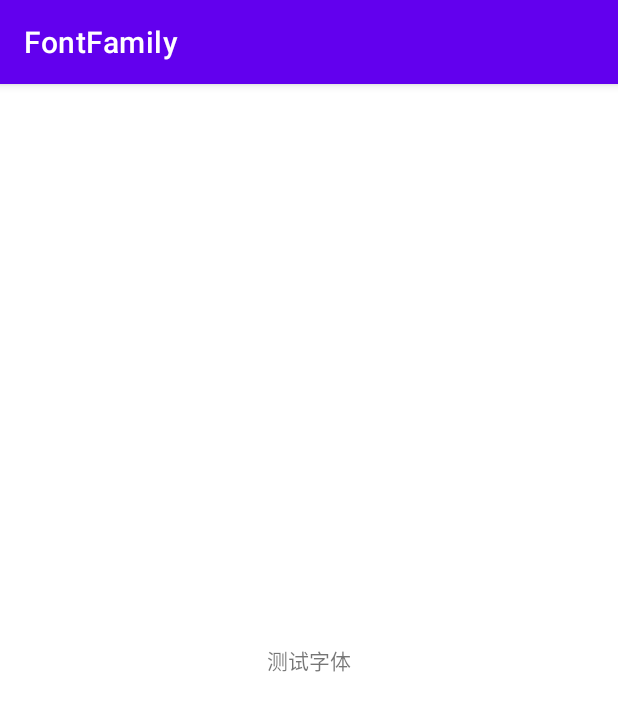
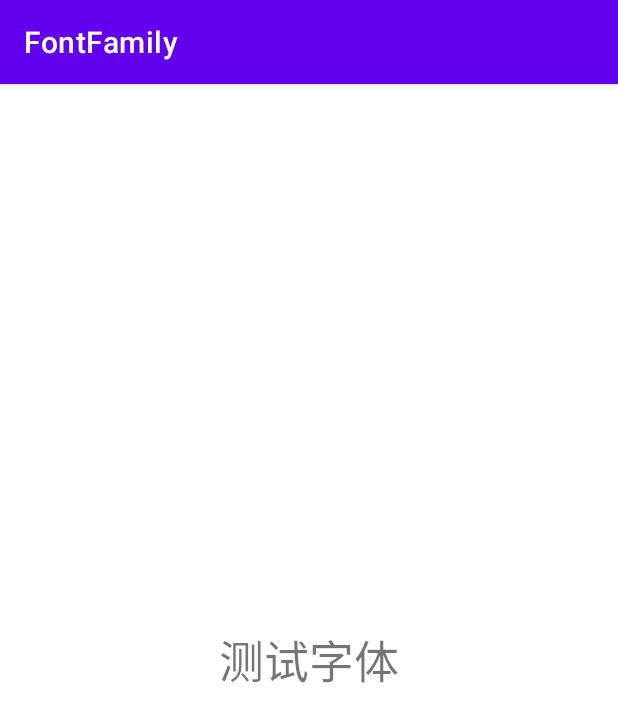
Before and after one commit to xpAndDeveloper/FontFamily, an Android app: the screen it shows after launch (MainActivity), on a phone screen of 412 x 824 dp. Shown: the top 722 px of the screen. Run offline under Robolectric (Android 15) with nearby library versions, the phone set to English and light mode, and no system bars.

Commit message:
feat:动态设置问题解决

```diff
--- a/FontFamilyLib/src/main/java/com/css/fontfamilylib/FontFamilyUtils.kt
+++ b/FontFamilyLib/src/main/java/com/css/fontfamilylib/FontFamilyUtils.kt
@@ -3,7 +3,7 @@ package com.css.fontfamilylib
 import android.content.res.AssetManager
 import android.graphics.Typeface
 import android.widget.TextView
-import androidx.core.content.ContextCompat
+import androidx.core.content.res.ResourcesCompat
 import com.css.fontfamily.R
 
 /**
@@ -22,10 +22,11 @@ enum class FontType{
  */
 fun TextView.setFontFamily(fontType:FontType){
     try {
+        val mgr: AssetManager = this.context.assets
         val tf = when(fontType){
-            FontType.Light -> Typeface.defaultFromStyle(R.style.BaseTextViewStyle_Light)
-            FontType.Medium ->Typeface.defaultFromStyle(R.style.BaseTextViewStyle_Medium)
-            FontType.Regula ->Typeface.defaultFromStyle(R.style.BaseTextViewStyle_Regula)
+            FontType.Light -> ResourcesCompat.getFont(this.context, R.font.md_font_family_light)
+            FontType.Medium -> ResourcesCompat.getFont(this.context, R.font.md_font_family_medium)
+            FontType.Regula -> ResourcesCompat.getFont(this.context, R.font.md_font_family_regula)
         }
         this.typeface = tf
     } catch (e: Exception) {
--- /dev/null
+++ b/FontFamilyLib/src/main/res/font/md_font_family_din_alternate.xml
@@ -0,0 +1,4 @@
+<?xml version="1.0" encoding="utf-8"?>
+<font-family xmlns:app="http://schemas.android.com/apk/res-auto">
+    <font app:font="@font/din_alternate_bold"/>
+</font-family>
--- /dev/null
+++ b/FontFamilyLib/src/main/res/font/md_font_family_din_regular.xml
@@ -0,0 +1,4 @@
+<?xml version="1.0" encoding="utf-8"?>
+<font-family xmlns:app="http://schemas.android.com/apk/res-auto">
+    <font app:font="@font/din_alternate_bold"/>
+</font-family>
--- /dev/null
+++ b/FontFamilyLib/src/main/res/font/md_font_family_light.xml
@@ -0,0 +1,4 @@
+<?xml version="1.0" encoding="utf-8"?>
+<font-family xmlns:app="http://schemas.android.com/apk/res-auto">
+    <font app:font="@font/notosanshans_light" />
+</font-family>
--- /dev/null
+++ b/FontFamilyLib/src/main/res/font/md_font_family_medium.xml
@@ -0,0 +1,4 @@
+<?xml version="1.0" encoding="utf-8"?>
+<font-family xmlns:app="http://schemas.android.com/apk/res-auto">
+    <font app:font="@font/notosanshans_medium"/>
+</font-family>
--- /dev/null
+++ b/FontFamilyLib/src/main/res/font/md_font_family_regula.xml
@@ -0,0 +1,4 @@
+<?xml version="1.0" encoding="utf-8"?>
+<font-family xmlns:app="http://schemas.android.com/apk/res-auto">
+    <font app:font="@font/notosanshans_regula" />
+</font-family>
--- a/FontFamilyLib/src/main/res/values/style.xml
+++ b/FontFamilyLib/src/main/res/values/style.xml
@@ -14,25 +14,25 @@
 
     <!--文字细体-->
     <style name="BaseTextViewStyle.Light" parent="BaseTextViewStyle">
-        <item name="android:fontFamily">@font/notosanshans_light</item>
+        <item name="android:fontFamily">@font/md_font_family_light</item>
     </style>
 
     <!--文字Medium-->
     <style name="BaseTextViewStyle.Medium" parent="BaseTextViewStyle">
-        <item name="android:fontFamily">@font/notosanshans_medium</item>
+        <item name="android:fontFamily">@font/md_font_family_medium</item>
     </style>
 
     <!--文字普通-->
     <style name="BaseTextViewStyle.Regula" parent="BaseTextViewStyle">
-        <item name="android:fontFamily">@font/notosanshans_regula</item>
+        <item name="android:fontFamily">@font/md_font_family_regula</item>
     </style>
 
     <!--数字字体粗体-->
     <style name="NumBold">
-        <item name="android:fontFamily">@font/din_alternate_bold</item>
+        <item name="android:fontFamily">@font/md_font_family_din_alternate</item>
     </style>
     <!--数字字体细体-->
     <style name="NumRegular">
-        <item name="android:fontFamily">@font/din_regular</item>
+        <item name="android:fontFamily">@font/md_font_family_din_regular</item>
     </style>
 </resources>
--- a/app/src/main/java/com/css/fontfamily/MainActivity.kt
+++ b/app/src/main/java/com/css/fontfamily/MainActivity.kt
@@ -13,6 +13,6 @@ class MainActivity : AppCompatActivity() {
     override fun onCreate(savedInstanceState: Bundle?) {
         super.onCreate(savedInstanceState)
         setContentView(R.layout.content_main)
-        findViewById<TextView>(R.id.text).setFontFamily(FontType.Medium)
+        findViewById<TextView>(R.id.text).setFontFamily(FontType.Light)
     }
 }
--- a/app/src/main/res/layout/content_main.xml
+++ b/app/src/main/res/layout/content_main.xml
@@ -10,6 +10,8 @@
         app:layout_constraintTop_toTopOf="parent"
         app:layout_constraintBottom_toBottomOf="parent"
         android:id="@+id/text"
+        android:textSize="30sp"
+        style="@style/BaseTextViewStyle.Light"
         android:layout_width="wrap_content"
         android:layout_height="wrap_content"
         android:text="测试字体"/>
```
